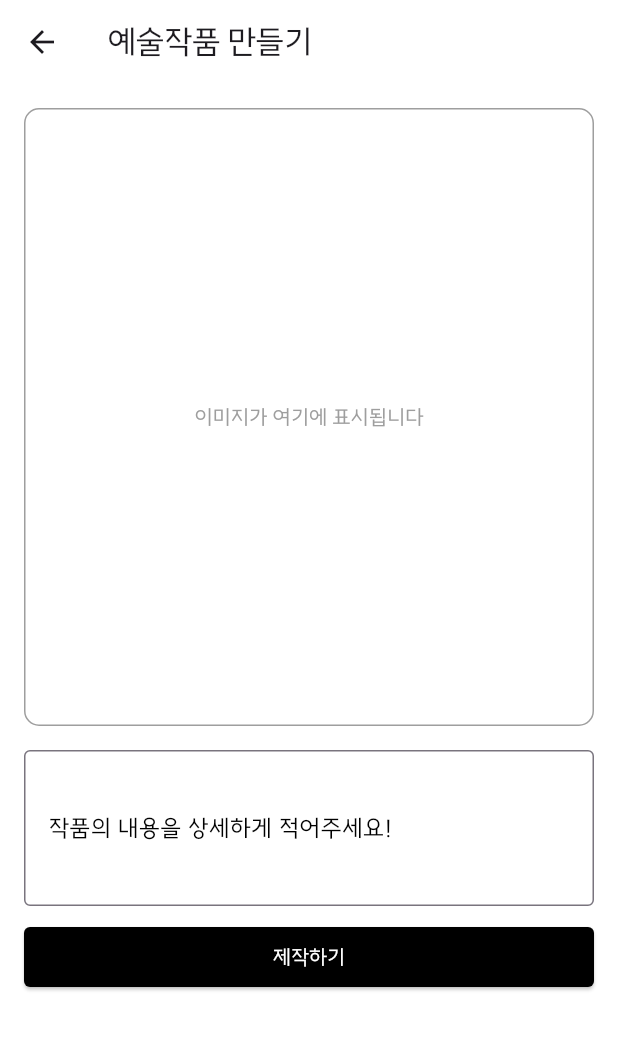
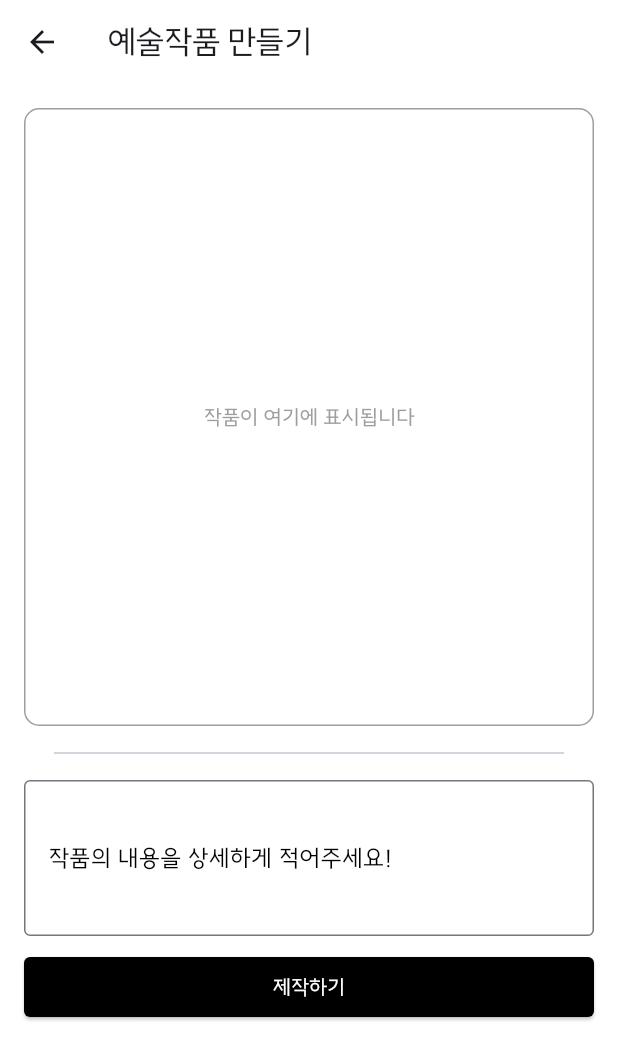
Before and after one commit to Ai-Art-Gellary-Artistry/artistry_frontend, a Flutter app: the AddArtScreen screen opened directly, on a phone screen of 412 x 824 dp. Shown: the top 1060 px of the screen. Run offline on Flutter 3.47's test engine with Material 3 defaults, Android fonts, the phone set to English and light mode, and no system bars; our stand-ins replace cloud_firestore, firebase_auth, firebase_core, firebase_storage, flutter_dotenv, flutter_spinkit and 2 more; missing offline and left inert: github_sign_in; accounts and stored records are empty; project files that could hold a hidden picture were left out.

Commit message:
chore: 화면수정✍️

```diff
--- a/lib/screens/art/add_art_screen.dart
+++ b/lib/screens/art/add_art_screen.dart
@@ -7,6 +7,7 @@ import 'package:firebase_storage/firebase_storage.dart';
 import 'package:cloud_firestore/cloud_firestore.dart';
 import 'package:firebase_auth/firebase_auth.dart';
 import 'package:artistry/models/art_model.dart';
+import 'package:share_plus/share_plus.dart';
 
 class AddArtScreen extends StatefulWidget {
   const AddArtScreen({super.key});
@@ -21,12 +22,10 @@ class _AddArtScreenState extends State<AddArtScreen> {
   final TextEditingController _descriptionController = TextEditingController();
   String? _imageUrl;
   bool _isImageGenerated = false;
-  User? _user;
 
   @override
   void initState() {
     super.initState();
-    _user = FirebaseAuth.instance.currentUser;
   }
 
   Future<void> _generateImage() async {
@@ -80,7 +79,11 @@ class _AddArtScreenState extends State<AddArtScreen> {
 
     Navigator.push(
       context,
-      MaterialPageRoute(builder: (context) => const LoadingScreen()),
+      PageRouteBuilder(
+        pageBuilder: (context, animation1, animation2) => const LoadingScreen(),
+        transitionDuration: Duration.zero,
+        reverseTransitionDuration: Duration.zero,
+      ),
     );
 
     try {
@@ -155,6 +158,12 @@ class _AddArtScreenState extends State<AddArtScreen> {
     });
   }
 
+  void _shareImage() {
+    if (_imageUrl != null) {
+      Share.share('내가 만든 AI 작품을 확인해보세요!\n$_imageUrl');
+    }
+  }
+
   @override
   Widget build(BuildContext context) {
     return GestureDetector(
@@ -166,6 +175,14 @@ class _AddArtScreenState extends State<AddArtScreen> {
           title: const Text(
             "예술작품 만들기",
           ),
+          actions: _isImageGenerated
+              ? [
+                  IconButton(
+                    icon: const Icon(Icons.share),
+                    onPressed: _shareImage,
+                  ),
+                ]
+              : null,
         ),
         body: SingleChildScrollView(
           padding: const EdgeInsets.all(16.0),
@@ -186,16 +203,33 @@ class _AddArtScreenState extends State<AddArtScreen> {
                         child: Image.network(
                           _imageUrl!,
                           fit: BoxFit.cover,
+                          loadingBuilder: (BuildContext context, Widget child,
+                              ImageChunkEvent? loadingProgress) {
+                            if (loadingProgress == null) {
+                              return child;
+                            } else {
+                              return const Center(
+                                child: CircularProgressIndicator(
+                                  color: Colors.black,
+                                ),
+                              );
+                            }
+                          },
                         ),
                       )
                     : const Center(
                         child: Text(
-                          '이미지가 여기에 표시됩니다',
+                          '작품이 여기에 표시됩니다',
                           style: TextStyle(color: Colors.grey),
                         ),
                       ),
               ),
-              const SizedBox(height: 16),
+              const Padding(
+                padding: EdgeInsets.fromLTRB(20, 10, 20, 10),
+                child: Divider(
+                  thickness: 1.0,
+                ),
+              ),
               if (!_isImageGenerated) ...[
                 TextField(
                   controller: _promptController,
```
